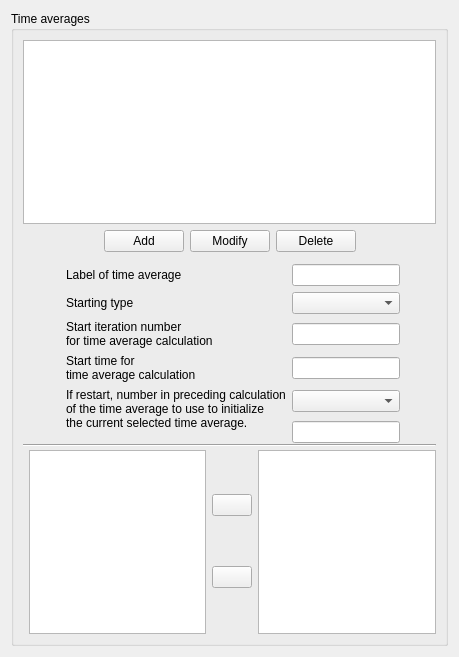
The window that gui/Pages/TimeAveragesForm.ui (code-saturne/code_saturne) describes before a commit, drawn with Qt 5.
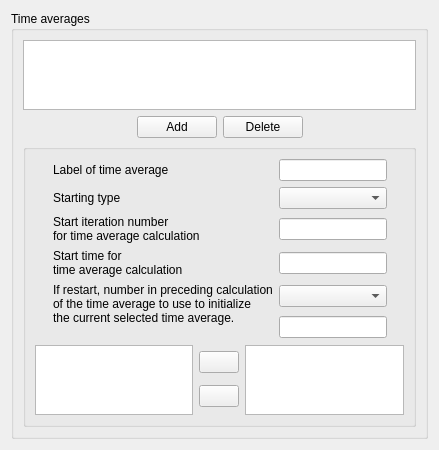
The same window after the commit. Icons and pictures are not drawn.

Commit message: suppression button modify in timeAverage and profiles pages

What changed in the file:
```diff
--- a/gui/Pages/TimeAveragesForm.ui
+++ b/gui/Pages/TimeAveragesForm.ui
@@ -6,8 +6,8 @@
    <rect>
     <x>0</x>
     <y>0</y>
-    <width>459</width>
-    <height>657</height>
+    <width>419</width>
+    <height>447</height>
    </rect>
   </property>
   <property name="acceptDrops">
@@ -16,14 +16,14 @@
   <property name="windowTitle">
    <string>Form</string>
   </property>
-  <layout class="QGridLayout" name="gridLayout_5">
+  <layout class="QGridLayout" name="gridLayout_6">
    <item row="0" column="0">
     <widget class="QGroupBox" name="groupBox">
      <property name="title">
       <string>Time averages</string>
      </property>
-     <layout class="QGridLayout" name="gridLayout_4">
-      <item row="0" column="0" colspan="2">
+     <layout class="QGridLayout" name="gridLayout_5">
+      <item row="0" column="0">
        <widget class="QTreeView" name="treeViewAverage">
         <property name="alternatingRowColors">
          <bool>true</bool>
@@ -36,7 +36,7 @@
         </property>
        </widget>
       </item>
-      <item row="1" column="0" colspan="2">
+      <item row="1" column="0">
        <layout class="QHBoxLayout">
         <property name="spacing">
          <number>6</number>
@@ -72,13 +72,6 @@
             </property>
            </widget>
           </item>
-          <item>
-           <widget class="QPushButton" name="pushButtonEdit">
-            <property name="text">
-             <string>Modify</string>
-            </property>
-           </widget>
-          </item>
           <item>
            <widget class="QPushButton" name="pushButtonDelete">
             <property name="text">
@@ -103,14 +96,26 @@
         </item>
        </layout>
       </item>
-      <item row="2" column="0" rowspan="2" colspan="2">
-       <widget class="Line" name="line">
+      <item row="3" column="0">
+       <spacer>
         <property name="orientation">
-         <enum>Qt::Horizontal</enum>
+         <enum>Qt::Vertical</enum>
         </property>
-       </widget>
+        <property name="sizeHint" stdset="0">
+         <size>
+          <width>393</width>
+          <height>6</height>
+         </size>
+        </property>
+       </spacer>
       </item>
-      <item row="3" column="1">
+      <item row="2" column="0">
+       <widget class="QGroupBox" name="groupBoxTimeAverage">
+        <property name="title">
+         <string/>
+        </property>
+        <layout class="QGridLayout" name="gridLayout_4">
+         <item row="0" column="0">
        <layout class="QGridLayout" name="gridLayout_3">
         <item row="0" column="0" rowspan="2">
          <spacer>
@@ -306,18 +311,8 @@
         </item>
        </layout>
       </item>
-      <item row="4" column="1">
-       <spacer>
-        <property name="orientation">
-         <enum>Qt::Vertical</enum>
-        </property>
-        <property name="sizeHint" stdset="0">
-         <size>
-          <width>393</width>
-          <height>6</height>
-         </size>
-        </property>
-       </spacer>
+        </layout>
+       </widget>
       </item>
      </layout>
     </widget>
```
Lines whose indentation alone changed are shown as unchanged. The commit also changes 5 other files.
